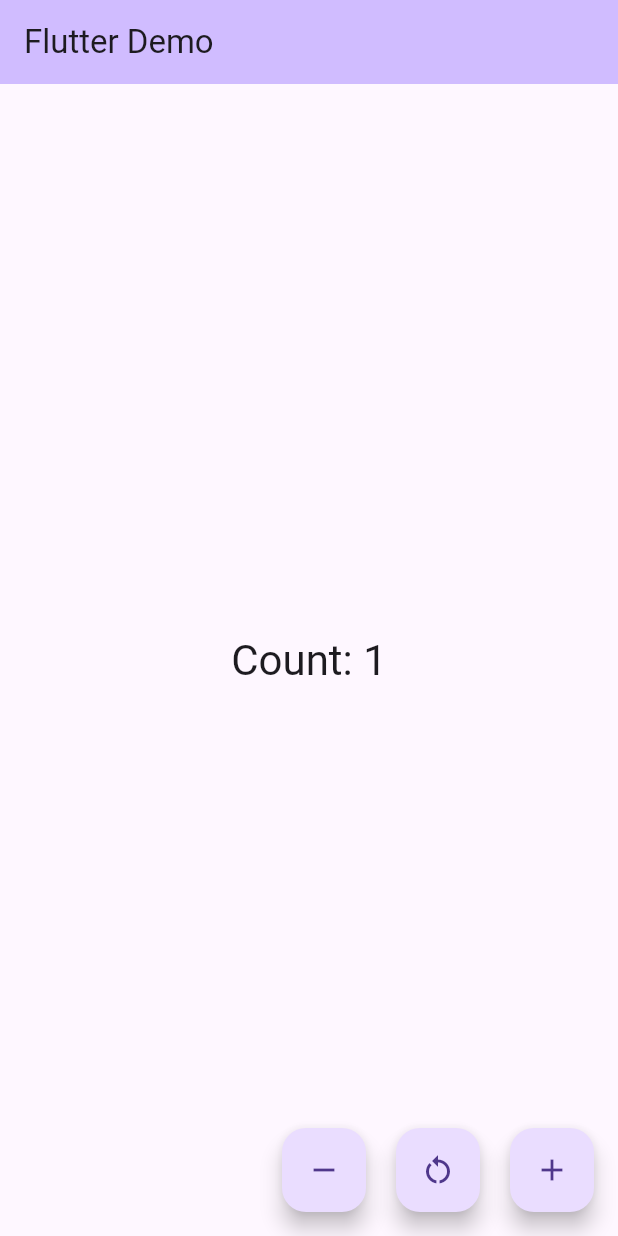
After one commit to Esubale-Endale/flutter_demo, a Flutter app: the DemoHomePage screen opened directly, after a tap on the "remove" icon, after a tap on the "restart alt" icon, after a tap on the "add" icon, on a phone screen of 412 x 824 dp. The commit adds this screen. Run offline on Flutter 3.47's test engine with Material 3 defaults, Android fonts, the phone set to English and light mode, and no system bars; our stand-ins replace flutter_bloc.

Commit message:
feat: refactor DemoApp and implement DemoHomePage with counter functionality

```diff
--- a/lib/Demo/app.dart
+++ b/lib/Demo/app.dart
@@ -1,4 +1,6 @@
 import 'package:flutter/material.dart';
+
+import 'HomePage.dart';
 
 class DemoApp extends StatelessWidget {
   const DemoApp({super.key});
@@ -6,21 +8,9 @@ class DemoApp extends StatelessWidget {
   @override
   Widget build(BuildContext context) {
     return MaterialApp(
-      title: 'Demo App',
-      theme: ThemeData(primarySwatch: Colors.blue),
-      home: const HomePage(),
+      title: 'Flutter Demo',
+      theme: ThemeData(colorScheme: .fromSeed(seedColor: Colors.deepPurple)),
+      home: const DemoHomePage(title: 'Flutter Demo'),
     );
   }
 }
-
-class HomePage extends StatelessWidget {
-  const HomePage({super.key});
-
-  @override
-  Widget build(BuildContext context) {
-    return Scaffold(
-      appBar: AppBar(title: const Text('Demo App')),
-      body: const Center(child: Text('Welcome to Demo App!')),
-    );
-  }
-}
--- /dev/null
+++ b/lib/Demo/homePage.dart
@@ -0,0 +1,76 @@
+import 'package:flutter/material.dart';
+
+class DemoHomePage extends StatefulWidget {
+  const DemoHomePage({super.key, required this.title});
+
+  final String title;
+
+  @override
+  State<DemoHomePage> createState() => _DemoHomePageState();
+}
+
+class _DemoHomePageState extends State<DemoHomePage> {
+  int _counter = 0;
+
+  void _decrementCounter() {
+    setState(() {
+      _counter--;
+    });
+  }
+
+  void _resetCounter() {
+    setState(() {
+      _counter = 0;
+    });
+  }
+
+  void _incrementCounter() {
+    setState(() {
+      _counter++;
+    });
+  }
+
+  @override
+  Widget build(BuildContext context) {
+    return Scaffold(
+      appBar: AppBar(
+        backgroundColor: Theme.of(context).colorScheme.inversePrimary,
+
+        title: Text(widget.title),
+      ),
+      body: Center(
+        child: Column(
+          mainAxisAlignment: MainAxisAlignment.center,
+          children: [
+            Text(
+              'Count: $_counter',
+              style: Theme.of(context).textTheme.headlineMedium,
+            ),
+          ],
+        ),
+      ),
+      floatingActionButton: Row(
+        mainAxisAlignment: MainAxisAlignment.end,
+        children: [
+          FloatingActionButton(
+            onPressed: _decrementCounter,
+            tooltip: 'Decrement',
+            child: const Icon(Icons.remove),
+          ),
+          SizedBox(key: Key('space 1'), width: 20),
+          FloatingActionButton(
+            onPressed: _resetCounter,
+            tooltip: 'Reset',
+            child: const Icon(Icons.restart_alt),
+          ),
+          SizedBox(key: Key('space 2'), width: 20),
+          FloatingActionButton(
+            onPressed: _incrementCounter,
+            tooltip: 'Increment',
+            child: const Icon(Icons.add),
+          ),
+        ],
+      ),
+    );
+  }
+}
```
